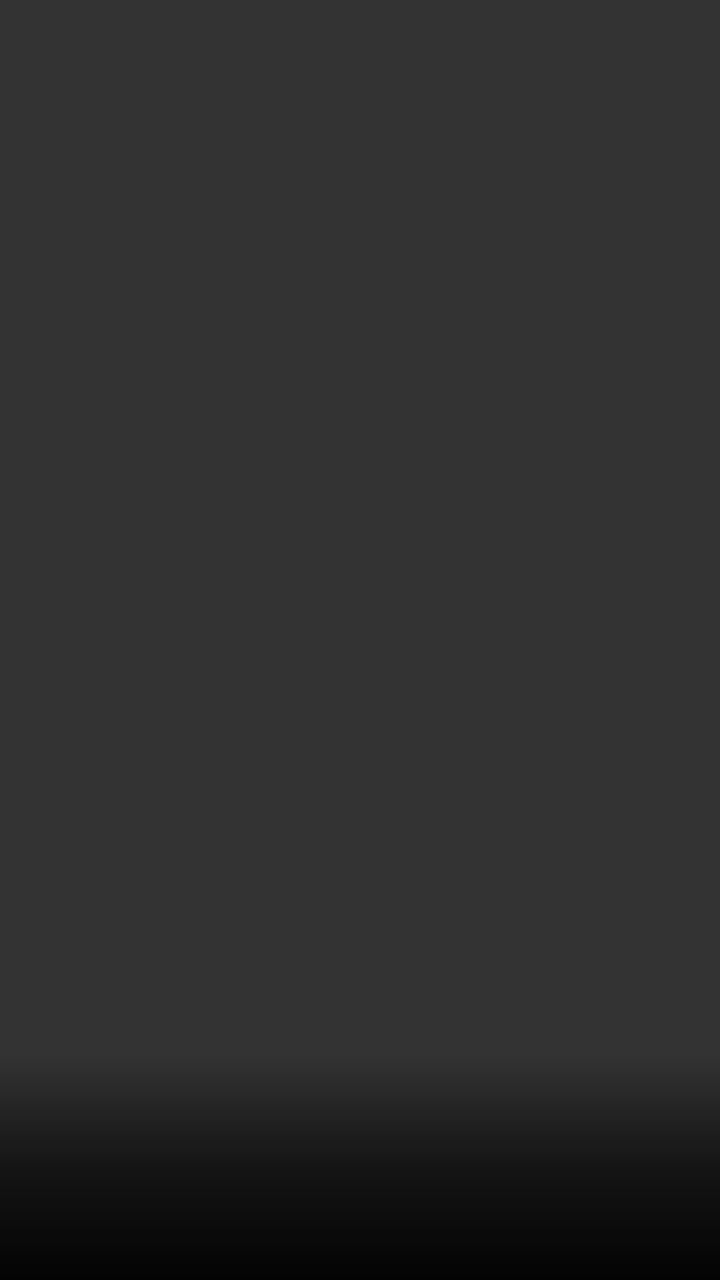
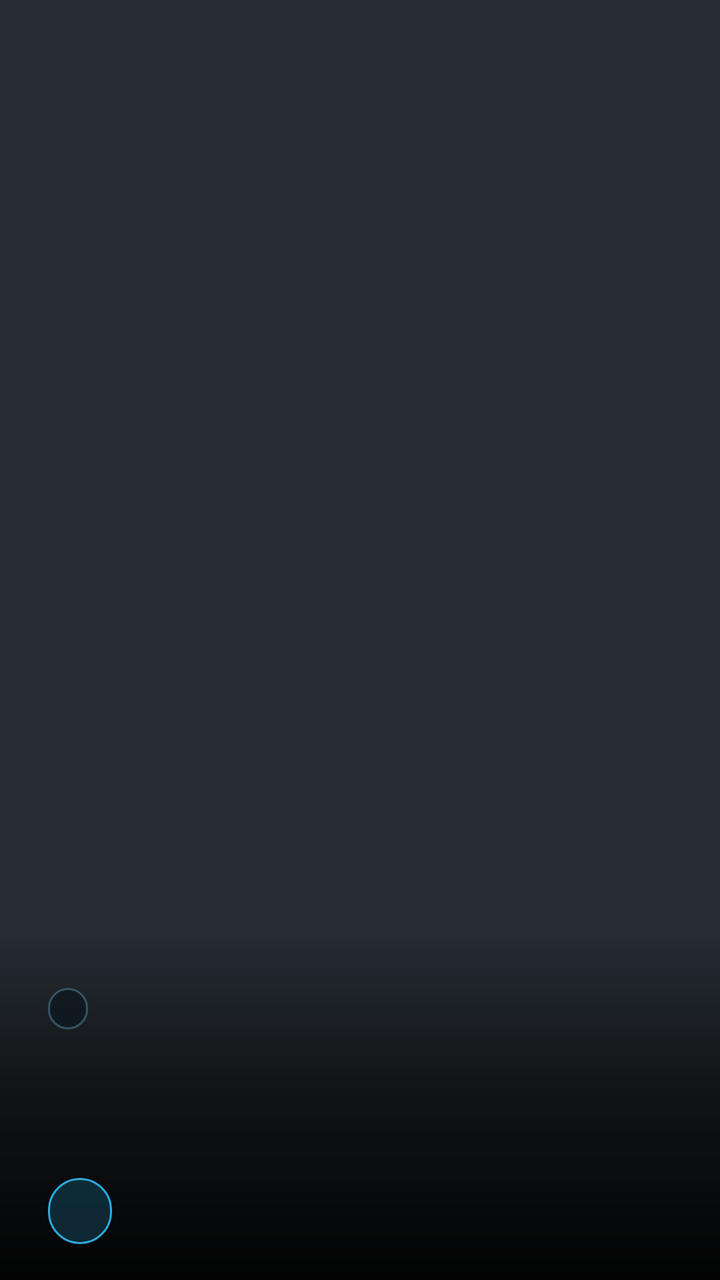

An Android layout rendered at two revisions. The XML below is the earlier revision; the diff shows what the commit changed to produce the second picture.
<!-- AndroidManifest.xml: application theme Theme.Sinema -->
<!-- res/layout/view_hero_card.xml -->
<?xml version="1.0" encoding="utf-8"?>
<FrameLayout xmlns:android="http://schemas.android.com/apk/res/android"
    android:layout_width="640dp"
    android:layout_height="360dp"
    android:focusable="true"
    android:focusableInTouchMode="true"
    android:background="@drawable/card_focus_border"
    android:foreground="@drawable/home_hero_focus_ring"
    android:layout_marginStart="8dp"
    android:layout_marginEnd="8dp">

    <ImageView
        android:id="@+id/hero_image"
        android:layout_width="match_parent"
        android:layout_height="match_parent"
        android:scaleType="centerCrop"
        android:background="#333333"
        android:importantForAccessibility="no" />

    <LinearLayout
        android:layout_width="match_parent"
        android:layout_height="wrap_content"
        android:layout_gravity="bottom"
        android:orientation="vertical"
        android:paddingStart="20dp"
        android:paddingEnd="20dp"
        android:paddingTop="20dp"
        android:paddingBottom="16dp"
        android:background="@drawable/home_hero_scrim">

        <TextView
            android:id="@+id/hero_title"
            android:layout_width="match_parent"
            android:layout_height="wrap_content"
            android:ellipsize="end"
            android:maxLines="1"
            android:textColor="@android:color/white"
            android:textSize="24sp"
            android:textStyle="bold" />

        <TextView
            android:id="@+id/hero_meta"
            android:layout_width="match_parent"
            android:layout_height="wrap_content"
            android:ellipsize="end"
            android:maxLines="1"
            android:textColor="#CCCCCC"
            android:textSize="14sp" />

        <TextView
            android:id="@+id/hero_action"
            android:layout_width="match_parent"
            android:layout_height="wrap_content"
            android:layout_marginTop="6dp"
            android:maxLines="1"
            android:textColor="#2AABE0"
            android:textSize="15sp"
            android:textStyle="bold" />
    </LinearLayout>
</FrameLayout>
<!-- resources referenced by this layout -->
<resources>
  <!-- drawable home_hero_focus_ring (drawable) -->
  <?xml version="1.0" encoding="utf-8"?>
  <selector xmlns:android="http://schemas.android.com/apk/res/android">
      <item android:state_focused="true">
          <shape android:shape="rectangle">
              <stroke android:width="4dp" android:color="#2AABE0" />
              <corners android:radius="8dp" />
          </shape>
      </item>
      <item android:drawable="@android:color/transparent" />
  </selector>
  <!-- drawable home_hero_scrim (drawable) -->
  <?xml version="1.0" encoding="utf-8"?>
  <shape xmlns:android="http://schemas.android.com/apk/res/android" android:shape="rectangle">
      <gradient
          android:angle="90"
          android:startColor="#F2000000"
          android:centerColor="#99000000"
          android:endColor="#00000000" />
  </shape>
  <dimen name="card_polish_corner_radius">10dp</dimen>
  <color name="card_polish_border_unfocused">#24FFFFFF</color>
  <color name="card_polish_surface">#FF14191E</color>
  <!-- unchanged entries left out for length: 2 -->
</resources>

<!-- the commit's change to res/layout/view_hero_card.xml (unified diff, before → after) -->
@@ -14,7 +14,7 @@
         android:layout_width="match_parent"
         android:layout_height="match_parent"
         android:scaleType="centerCrop"
-        android:background="#333333"
+        android:background="#262D33"
         android:importantForAccessibility="no" />
 
     <LinearLayout
@@ -22,11 +22,50 @@
         android:layout_height="wrap_content"
         android:layout_gravity="bottom"
         android:orientation="vertical"
-        android:paddingStart="20dp"
-        android:paddingEnd="20dp"
-        android:paddingTop="20dp"
-        android:paddingBottom="16dp"
+        android:paddingStart="24dp"
+        android:paddingEnd="24dp"
+        android:paddingTop="32dp"
+        android:paddingBottom="18dp"
         android:background="@drawable/home_hero_scrim">
+
+        <LinearLayout
+            android:layout_width="wrap_content"
+            android:layout_height="wrap_content"
+            android:orientation="horizontal"
+            android:gravity="center_vertical"
+            android:layout_marginBottom="8dp">
+
+            <TextView
+                android:id="@+id/hero_eyebrow"
+                android:layout_width="wrap_content"
+                android:layout_height="wrap_content"
+                android:background="@drawable/home_hero_eyebrow_background"
+                android:paddingStart="10dp"
+                android:paddingEnd="10dp"
+                android:paddingTop="3dp"
+                android:paddingBottom="3dp"
+                android:letterSpacing="0.08"
+                android:textColor="@color/card_polish_accent_soft"
+                android:textSize="11sp"
+                android:textStyle="bold"
+                android:maxLines="1" />
+
+            <TextView
+                android:id="@+id/hero_badge"
+                android:layout_width="wrap_content"
+                android:layout_height="wrap_content"
+                android:layout_marginStart="8dp"
+                android:background="@drawable/card_polish_badge"
+                android:paddingStart="8dp"
+                android:paddingEnd="8dp"
+                android:paddingTop="3dp"
+                android:paddingBottom="3dp"
+                android:textColor="@android:color/white"
+                android:textSize="11sp"
+                android:textStyle="bold"
+                android:maxLines="1"
+                android:visibility="gone" />
+        </LinearLayout>
 
         <TextView
             android:id="@+id/hero_title"
@@ -34,6 +73,10 @@
             android:layout_height="wrap_content"
             android:ellipsize="end"
             android:maxLines="1"
+            android:shadowColor="#B3000000"
+            android:shadowDx="0"
+            android:shadowDy="2"
+            android:shadowRadius="4"
             android:textColor="@android:color/white"
             android:textSize="24sp"
             android:textStyle="bold" />
@@ -42,19 +85,37 @@
             android:id="@+id/hero_meta"
             android:layout_width="match_parent"
             android:layout_height="wrap_content"
+            android:layout_marginTop="3dp"
             android:ellipsize="end"
             android:maxLines="1"
-            android:textColor="#CCCCCC"
+            android:textColor="#D6E2EA"
             android:textSize="14sp" />
+
+        <ProgressBar
+            android:id="@+id/hero_progress"
+            style="?android:attr/progressBarStyleHorizontal"
+            android:layout_width="match_parent"
+            android:layout_height="5dp"
+            android:layout_marginTop="10dp"
+            android:max="100"
+            android:progressDrawable="@drawable/home_hero_progress"
+            android:visibility="gone" />
 
         <TextView
             android:id="@+id/hero_action"
-            android:layout_width="match_parent"
+            android:layout_width="wrap_content"
             android:layout_height="wrap_content"
-            android:layout_marginTop="6dp"
+            android:layout_marginTop="12dp"
+            android:background="@drawable/home_hero_action_background"
+            android:duplicateParentState="true"
+            android:paddingStart="16dp"
+            android:paddingEnd="16dp"
+            android:paddingTop="7dp"
+            android:paddingBottom="7dp"
             android:maxLines="1"
-            android:textColor="#2AABE0"
-            android:textSize="15sp"
+            android:letterSpacing="0.04"
+            android:textColor="@color/home_polish_hero_cta_text_unfocused"
+            android:textSize="14sp"
             android:textStyle="bold" />
     </LinearLayout>
 </FrameLayout>
<!-- resource entries referenced after the edit -->
@@ -1,5 +1,37 @@
 <!-- resources referenced by this layout -->
 <resources>
+  <color name="card_polish_accent_soft">#FF7AD7F7</color>
+  <color name="home_polish_hero_cta_text_unfocused">#FF7AD7F7</color>
+  <!-- drawable card_polish_badge (drawable) -->
+  <?xml version="1.0" encoding="utf-8"?>
+  <shape xmlns:android="http://schemas.android.com/apk/res/android" android:shape="rectangle">
+      <solid android:color="#CC101010" />
+      <corners android:radius="6dp" />
+  </shape>
+  <!-- drawable home_hero_action_background (drawable) -->
+  <?xml version="1.0" encoding="utf-8"?>
+  <selector xmlns:android="http://schemas.android.com/apk/res/android">
+      <item android:state_focused="true">
+          <shape android:shape="rectangle">
+              <solid android:color="@color/card_polish_accent" />
+              <corners android:radius="999dp" />
+          </shape>
+      </item>
+      <item>
+          <shape android:shape="rectangle">
+              <solid android:color="@color/home_polish_hero_cta_unfocused" />
+              <stroke android:width="1dp" android:color="@color/card_polish_accent" />
+              <corners android:radius="999dp" />
+          </shape>
+      </item>
+  </selector>
+  <!-- drawable home_hero_eyebrow_background (drawable) -->
+  <?xml version="1.0" encoding="utf-8"?>
+  <shape xmlns:android="http://schemas.android.com/apk/res/android" android:shape="rectangle">
+      <solid android:color="@color/home_polish_hero_eyebrow_fill" />
+      <stroke android:width="1dp" android:color="@color/home_polish_hero_eyebrow_stroke" />
+      <corners android:radius="999dp" />
+  </shape>
   <!-- drawable home_hero_focus_ring (drawable) -->
   <?xml version="1.0" encoding="utf-8"?>
   <selector xmlns:android="http://schemas.android.com/apk/res/android">
@@ -11,6 +43,24 @@
       </item>
       <item android:drawable="@android:color/transparent" />
   </selector>
+  <!-- drawable home_hero_progress (drawable) -->
+  <?xml version="1.0" encoding="utf-8"?>
+  <layer-list xmlns:android="http://schemas.android.com/apk/res/android">
+      <item android:id="@android:id/background">
+          <shape android:shape="rectangle">
+              <solid android:color="#4DFFFFFF" />
+              <corners android:radius="3dp" />
+          </shape>
+      </item>
+      <item android:id="@android:id/progress">
+          <clip>
+              <shape android:shape="rectangle">
+                  <solid android:color="@color/card_polish_accent" />
+                  <corners android:radius="3dp" />
+              </shape>
+          </clip>
+      </item>
+  </layer-list>
   <!-- drawable home_hero_scrim (drawable) -->
   <?xml version="1.0" encoding="utf-8"?>
   <shape xmlns:android="http://schemas.android.com/apk/res/android" android:shape="rectangle">
@@ -23,6 +73,10 @@
   <dimen name="card_polish_corner_radius">10dp</dimen>
   <color name="card_polish_border_unfocused">#24FFFFFF</color>
   <color name="card_polish_surface">#FF14191E</color>
+  <color name="card_polish_accent">#FF2AABE0</color>
+  <color name="home_polish_hero_cta_unfocused">#332AABE0</color>
+  <color name="home_polish_hero_eyebrow_fill">#CC101820</color>
+  <color name="home_polish_hero_eyebrow_stroke">#4D7AD7F7</color>
   <!-- unchanged entries left out for length: 2 -->
 </resources>
 
